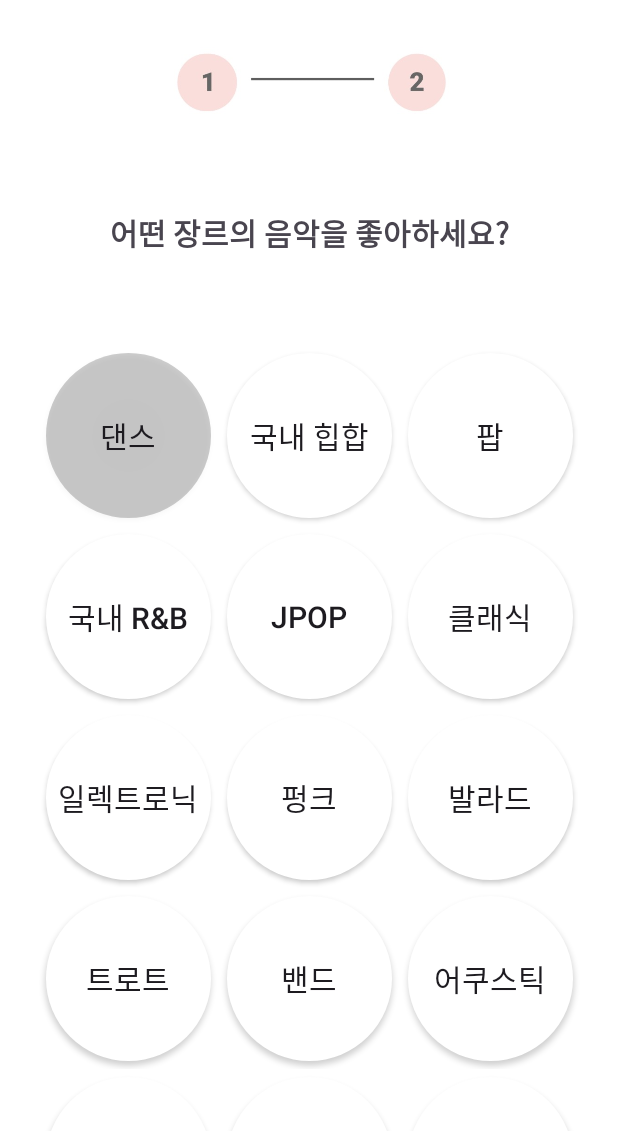
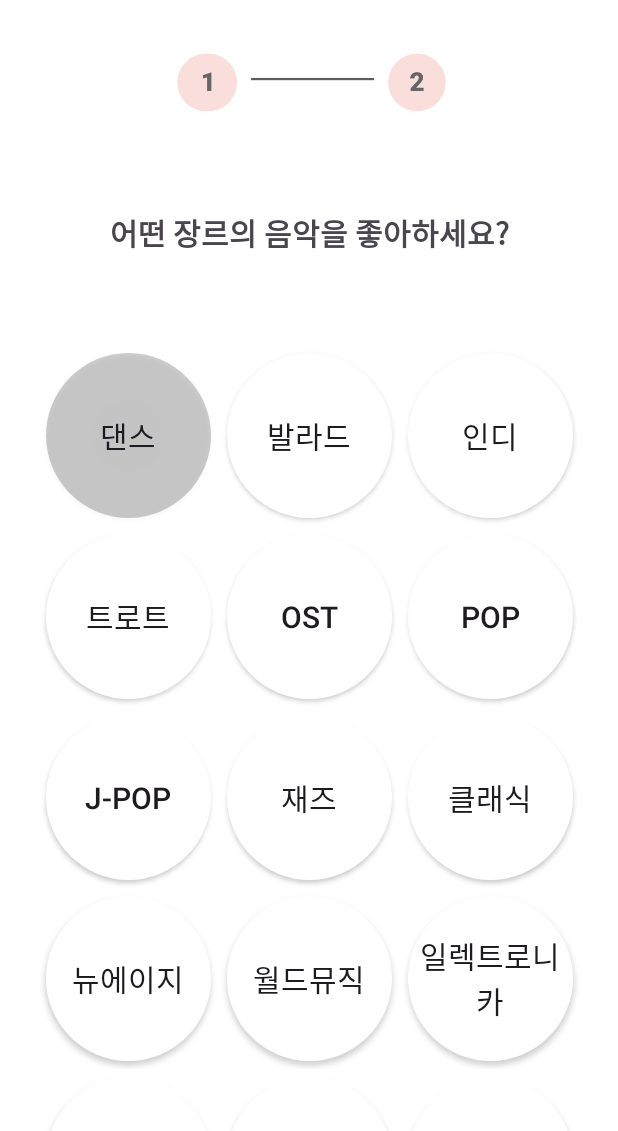
Before and after one commit to KSEB-SmartCar-B/dororok-FE, an Android app: the fragment Join2Fragment placed in its activity, after a tap on "댄스", on a phone screen of 412 x 824 dp, the part 105-1236 px from its top. Run offline under Robolectric (Android 15) with nearby library versions, the light colour scheme and no system bars.

Commit message:
refactor/join

```diff
--- a/app/build.gradle.kts
+++ b/app/build.gradle.kts
@@ -69,6 +69,7 @@ dependencies {
     implementation(libs.androidx.activity)
     implementation(libs.androidx.constraintlayout)
     implementation(libs.play.services.location)
+    implementation(libs.androidx.ui.test.android)
     testImplementation(libs.junit)
     androidTestImplementation(libs.androidx.junit)
     androidTestImplementation(libs.androidx.espresso.core)
--- a/app/src/main/java/com/kseb/smart_car/presentation/join/Join2.kt
+++ /dev/null
@@ -1,10 +0,0 @@
-package com.kseb.smart_car.presentation.join
-
-import android.os.Parcelable
-import kotlinx.parcelize.Parcelize
-
-@Parcelize
-data class Join2 (
-    val genre: String,
-    var isSelected: Boolean = false,
-): Parcelable
--- a/app/src/main/java/com/kseb/smart_car/presentation/join/Join2Adapter.kt
+++ b/app/src/main/java/com/kseb/smart_car/presentation/join/Join2Adapter.kt
@@ -3,12 +3,36 @@ package com.kseb.smart_car.presentation.join
 import android.annotation.SuppressLint
 import android.view.LayoutInflater
 import android.view.ViewGroup
+import androidx.fragment.app.viewModels
 import androidx.recyclerview.widget.RecyclerView
 import com.kseb.smart_car.R
 import com.kseb.smart_car.databinding.ItemGenreBinding
 
-class Join2Adapter(): RecyclerView.Adapter<Join2ViewHolder>() {
-    private val genreList = mutableListOf<Join2>()
+class Join2Adapter(private val onButtonClick: (String) -> Unit): RecyclerView.Adapter<Join2Adapter.Join2ViewHolder>() {
+
+    private val genreList = mutableListOf<String>()
+
+    inner class Join2ViewHolder(
+        private val binding: ItemGenreBinding
+
+    ) : RecyclerView.ViewHolder(binding.root) {
+        fun onBind(genre: String, onButtonClick: (String) -> Unit) {
+            binding.btnGenre.text = genre
+
+            genreButton(onButtonClick)
+        }
+
+        private fun genreButton(onButtonClick: (String) -> Unit) {
+            val btnGenre = binding.btnGenre
+
+            btnGenre.isSelected = false
+
+            btnGenre.setOnClickListener {
+                btnGenre.isSelected = !btnGenre.isSelected
+                onButtonClick(btnGenre.text.toString())
+            }
+        }
+    }
 
     override fun onCreateViewHolder(parent: ViewGroup, viewType: Int): Join2ViewHolder {
         val binding = ItemGenreBinding.inflate(LayoutInflater.from(parent.context), parent, false)
@@ -19,11 +43,10 @@ class Join2Adapter(): RecyclerView.Adapter<Join2ViewHolder>() {
 
     override fun onBindViewHolder(holder: Join2ViewHolder, position: Int) {
         val item = genreList[position]
-        holder.onBind(item)
+        holder.onBind(item, onButtonClick)
     }
 
-    @SuppressLint("NotifyDataSetChanged")
-    fun getList(list: List<Join2>) {
+    fun getList(list: List<String>) {
         genreList.addAll(list)
         notifyDataSetChanged()
     }
--- a/app/src/main/java/com/kseb/smart_car/presentation/join/Join2Fragment.kt
+++ b/app/src/main/java/com/kseb/smart_car/presentation/join/Join2Fragment.kt
@@ -2,6 +2,7 @@ package com.kseb.smart_car.presentation.join
 
 import android.content.Intent
 import android.os.Bundle
+import android.util.Log
 import android.view.LayoutInflater
 import android.view.MotionEvent
 import android.view.View
@@ -20,10 +21,8 @@ class Join2Fragment: Fragment() {
     private val binding: FragmentJoin2Binding
         get() = requireNotNull(_binding) { "null" }
 
-    private val viewmodel by viewModels<Join2ViewModel>()
-
-    private lateinit var user: Join
-    private var userGenre = mutableListOf<String>()
+    private val viewmodel by viewModels<JoinViewModel>()
+    private val viewmodel2 by viewModels<Join2ViewModel>()
 
     override fun onCreateView(
         inflater: LayoutInflater,
@@ -39,12 +38,22 @@ class Join2Fragment: Fragment() {
 
         binding.rvGenre.layoutManager = GridLayoutManager(requireContext(), 3)
 
-        val join2Adapter = Join2Adapter()
+        viewmodel.buttonText.observe(viewLifecycleOwner) { text ->
+            Toast.makeText(
+                context, "$text", Toast.LENGTH_SHORT
+            ).show()
+        }
+
+        val join2Adapter = Join2Adapter {buttonText -> viewmodel.getGenre(buttonText)}
         binding.rvGenre.adapter = join2Adapter
 
-        join2Adapter.getList(viewmodel.makeList())
+        join2Adapter.getList(viewmodel2.makeList())
 
-        view.findViewById<View>(R.id.btn_join).setOnClickListener {
+        clickButtonJoin()
+    }
+
+    private fun clickButtonJoin() {
+        binding.btnJoin.setOnClickListener {
             startActivity(Intent(requireContext(), MainActivity::class.java))
             requireActivity().finish()
         }
--- a/app/src/main/java/com/kseb/smart_car/presentation/join/Join2ViewHolder.kt
+++ b/app/src/main/java/com/kseb/smart_car/presentation/join/Join2ViewHolder.kt
@@ -1,27 +1,27 @@
-package com.kseb.smart_car.presentation.join
-
-import androidx.recyclerview.widget.RecyclerView
-import com.kseb.smart_car.R
-import com.kseb.smart_car.databinding.ItemGenreBinding
-
-class Join2ViewHolder(
-    private val binding: ItemGenreBinding
-) : RecyclerView.ViewHolder(binding.root) {
-    fun onBind(join2: Join2) {
-        binding.btnGenre.text = join2.genre
-
-        genreButton(join2)
-    }
-
-    private fun genreButton(join2: Join2) {
-        val btnGenre = binding.btnGenre
-
-        btnGenre.isSelected = false
-
-        btnGenre.setOnClickListener {
-            btnGenre.isSelected = !btnGenre.isSelected
-            join2.isSelected = btnGenre.isSelected
-        }
-    }
-
-}
+//package com.kseb.smart_car.presentation.join
+//
+//import androidx.recyclerview.widget.RecyclerView
+//import com.kseb.smart_car.R
+//import com.kseb.smart_car.databinding.ItemGenreBinding
+//
+//class Join2ViewHolder(
+//    private val binding: ItemGenreBinding
+//
+//) : RecyclerView.ViewHolder(binding.root) {
+//    fun onBind(join2: Join2) {
+//        binding.btnGenre.text = join2.genre
+//
+//        genreButton()
+//    }
+//
+//    private fun genreButton() {
+//        val btnGenre = binding.btnGenre
+//
+//        btnGenre.isSelected = false
+//
+//        btnGenre.setOnClickListener {
+//            btnGenre.isSelected = !btnGenre.isSelected
+//            val genre = btnGenre.text.toString()
+//        }
+//    }
+//}
--- a/app/src/main/java/com/kseb/smart_car/presentation/join/Join2ViewModel.kt
+++ b/app/src/main/java/com/kseb/smart_car/presentation/join/Join2ViewModel.kt
@@ -3,23 +3,27 @@ package com.kseb.smart_car.presentation.join
 import androidx.lifecycle.ViewModel
 
 class Join2ViewModel: ViewModel() {
-    fun makeList(): List<Join2> {
+    fun makeList(): List<String> {
         return listOf(
-            Join2("댄스"),
-            Join2("국내 힙합"),
-            Join2("팝"),
-            Join2("국내 R&B"),
-            Join2("JPOP"),
-            Join2("클래식"),
-            Join2("일렉트로닉"),
-            Join2("펑크"),
-            Join2("발라드"),
-            Join2("트로트"),
-            Join2("밴드"),
-            Join2("어쿠스틱"),
-            Join2("인디"),
-            Join2("재즈"),
-            Join2("컨트리"),
-        )
+            "댄스",
+            "발라드",
+            "인디",
+            "트로트",
+            "OST",
+            "POP",
+            "J-POP",
+            "재즈",
+            "클래식",
+            "뉴에이지",
+            "월드뮤직",
+            "일렉트로니카",
+            "국내 록/메탈",
+            "해외 록/메탈",
+            "국내 랩/힙합",
+            "해외 랩/힙합",
+            "국내 R&B/Soul",
+            "해외 R&B/Soul",
+            "국내 포크/블루스",
+            "해외 포크/블루스/컨트리")
     }
 }
--- a/app/src/main/java/com/kseb/smart_car/presentation/join/JoinFragment.kt
+++ b/app/src/main/java/com/kseb/smart_car/presentation/join/JoinFragment.kt
@@ -6,6 +6,7 @@ import android.view.LayoutInflater
 import android.view.View
 import android.view.ViewGroup
 import androidx.fragment.app.Fragment
+import androidx.fragment.app.viewModels
 import com.kseb.smart_car.R
 import com.kseb.smart_car.databinding.FragmentJoinBinding
 
@@ -13,7 +14,8 @@ class JoinFragment : Fragment() {
     private var _binding: FragmentJoinBinding? = null
     private val binding: FragmentJoinBinding
         get() = requireNotNull(_binding) { "null" }
-    private lateinit var user: Join
+
+    private val viewmodel by viewModels<JoinViewModel>()
 
     override fun onCreateView(
         inflater: LayoutInflater,
@@ -89,21 +91,19 @@ class JoinFragment : Fragment() {
     }
 
     private fun setInfo() {
-        binding.btnNext.setOnClickListener {
         val gender = if (binding.btnMale.isSelected) {
             "male"
         } else {
             "female"
         }
 
-            val nick = binding.etNick.text.toString()
+        val nickname = binding.etNick.text.toString()
 
         val birthYear = binding.dpSpinner.year.toString()
         val birthMonth = binding.dpSpinner.month.toString()
         val birthDay = binding.dpSpinner.dayOfMonth.toString()
 
-            user = Join(gender, nick, birthYear, birthMonth, birthDay, mutableListOf())
-        }
+        viewmodel.getInfo(gender, nickname, birthYear, birthMonth, birthDay)
     }
 
     override fun onDestroyView() {
--- a/app/src/main/java/com/kseb/smart_car/presentation/join/JoinViewModel.kt
+++ b/app/src/main/java/com/kseb/smart_car/presentation/join/JoinViewModel.kt
@@ -1,9 +1,53 @@
 package com.kseb.smart_car.presentation.join
 
+import android.util.Log
 import androidx.lifecycle.LiveData
 import androidx.lifecycle.MutableLiveData
 import androidx.lifecycle.ViewModel
 
-class JoinViewModel: ViewModel() {
-    val userList: MutableList<Join> = mutableListOf()
+class JoinViewModel : ViewModel() {
+
+    private val _buttonText = MutableLiveData<String>()
+    val buttonText: LiveData<String> = _buttonText
+
+    private val gender = MutableLiveData<String>()
+    private val nickname = MutableLiveData<String>()
+    private val birthYear = MutableLiveData<String>()
+    private val birthMonth = MutableLiveData<String>()
+    private val birthDay = MutableLiveData<String>()
+    private val genre = MutableLiveData<List<String>>()
+
+    fun getInfo(
+        gender: String,
+        nickname: String,
+        birthYear: String,
+        birthMonth: String,
+        birthDay: String
+    ) {
+        this.gender.value = gender
+        this.nickname.value = nickname
+        this.birthYear.value = birthYear
+        this.birthMonth.value = birthMonth
+        this.birthDay.value = birthDay
+
+        //잘 되는지 확인용
+        Log.d(
+            "JoinViewModel",
+            "Gender: ${this.gender.value}, Nickname: ${this.nickname.value}, BirthYear: ${this.birthYear.value}, BirthMonth: ${this.birthMonth.value}, BirthDay: ${this.birthDay.value}"
+        )
+    }
+
+    fun getGenre(text: String) {
+        val currentList = genre.value ?: emptyList()
+        val newList = currentList.toMutableList()
+        if (text in newList) {
+            newList.remove(text)
+        } else newList.add(text)
+        genre.value = newList
+
+        //잘 되는지 확인용
+        Log.d("JoinViewModel", "Genre: ${this.genre.value}")
+    }
+
+
 }
--- a/gradle/libs.versions.toml
+++ b/gradle/libs.versions.toml
@@ -10,6 +10,7 @@ material = "1.10.0"
 activity = "1.8.0"
 constraintlayout = "2.1.4"
 playServicesLocation = "21.3.0"
+uiTestAndroid = "1.6.8"
 
 [libraries]
 androidx-core-ktx = { group = "androidx.core", name = "core-ktx", version.ref = "coreKtx" }
@@ -21,6 +22,7 @@ material = { group = "com.google.android.material", name = "material", version.r
 androidx-activity = { group = "androidx.activity", name = "activity", version.ref = "activity" }
 androidx-constraintlayout = { group = "androidx.constraintlayout", name = "constraintlayout", version.ref = "constraintlayout" }
 play-services-location = { group = "com.google.android.gms", name = "play-services-location", version.ref = "playServicesLocation" }
+androidx-ui-test-android = { group = "androidx.compose.ui", name = "ui-test-android", version.ref = "uiTestAndroid" }
 
 [plugins]
 android-application = { id = "com.android.application", version.ref = "agp" }
```
Lines whose indentation alone changed are shown as unchanged.
